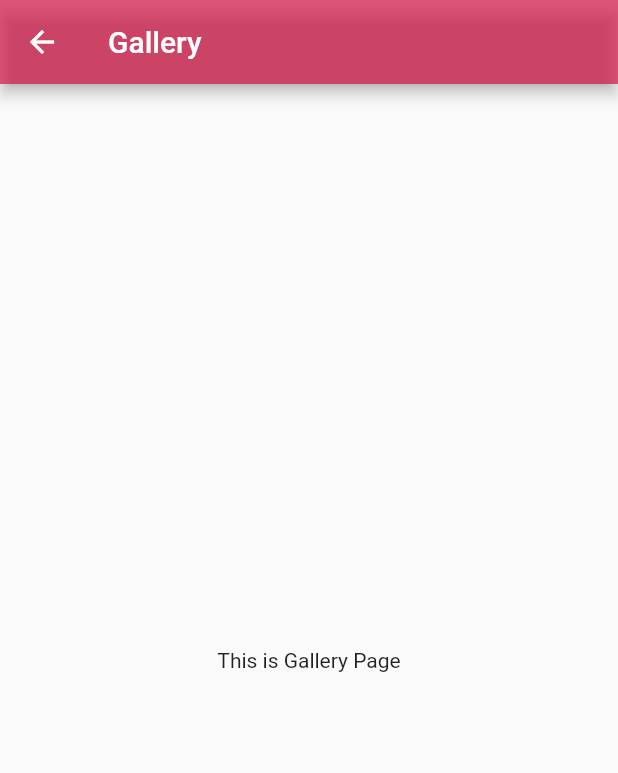
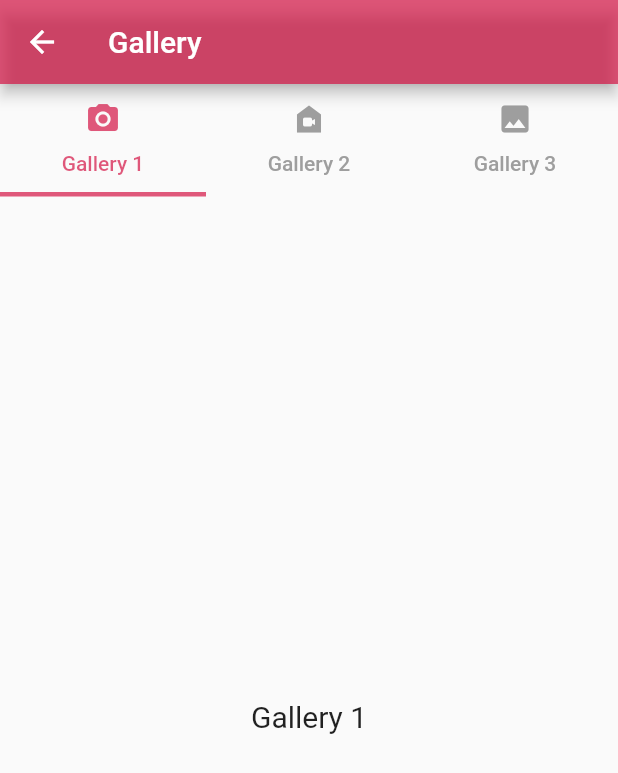
Before and after one commit to yusufrizalh/flutter-bank-bni, a Flutter app: the GalleryPages screen opened directly, on a phone screen of 412 x 824 dp. Shown: the top 773 px of the screen. Run offline on Flutter 3.47's test engine with Material 2 defaults, Android fonts, the phone set to English and light mode, and no system bars; network calls fail.

Commit message:
flutter tabbar

```diff
--- a/lib/pages/gallery_pages.dart
+++ b/lib/pages/gallery_pages.dart
@@ -11,7 +11,8 @@ class GalleryPages extends StatefulWidget {
   State<GalleryPages> createState() => _GalleryPagesState();
 }
 
-class _GalleryPagesState extends State<GalleryPages> {
+class _GalleryPagesState extends State<GalleryPages>
+    with SingleTickerProviderStateMixin {
   // global color
   static const globalColor = Color.fromRGBO(212, 18, 67, 0.7);
 
@@ -22,12 +23,100 @@ class _GalleryPagesState extends State<GalleryPages> {
         title: Text(widget.title),
         backgroundColor: globalColor,
       ),
-      body: Center(
-        child: Column(
-          mainAxisAlignment: MainAxisAlignment.center,
-          children: const [
-            Text("This is Gallery Page"),
-          ],
+      body: SafeArea(
+        child: GestureDetector(
+          onTap: () => FocusScope.of(context).unfocus(),
+          child: Center(
+            child: Column(
+              mainAxisAlignment: MainAxisAlignment.center,
+              children: <Widget>[
+                Expanded(
+                  child: DefaultTabController(
+                    length: 3,
+                    initialIndex: 0,
+                    child: Column(
+                      children: [
+                        const TabBar(
+                          labelColor: globalColor,
+                          unselectedLabelColor: Colors.grey,
+                          indicatorColor: globalColor,
+                          indicatorWeight: 3,
+                          tabs: [
+                            Tab(
+                              text: "Gallery 1",
+                              icon: Icon(
+                                Icons.photo_camera,
+                              ),
+                            ),
+                            Tab(
+                              text: "Gallery 2",
+                              icon: Icon(
+                                Icons.camera_indoor,
+                              ),
+                            ),
+                            Tab(
+                              text: "Gallery 3",
+                              icon: Icon(
+                                Icons.photo,
+                              ),
+                            ),
+                          ],
+                        ),
+                        Expanded(
+                          child: TabBarView(
+                            children: [
+                              SelectionArea(
+                                child: Center(
+                                  child: Column(
+                                    mainAxisAlignment: MainAxisAlignment.center,
+                                    children: const [
+                                      Text(
+                                        "Gallery 1",
+                                        textAlign: TextAlign.center,
+                                        style: TextStyle(fontSize: 20),
+                                      ),
+                                    ],
+                                  ),
+                                ),
+                              ),
+                              SelectionArea(
+                                child: Center(
+                                  child: Column(
+                                    mainAxisAlignment: MainAxisAlignment.center,
+                                    children: const [
+                                      Text(
+                                        "Gallery 2",
+                                        textAlign: TextAlign.center,
+                                        style: TextStyle(fontSize: 20),
+                                      ),
+                                    ],
+                                  ),
+                                ),
+                              ),
+                              SelectionArea(
+                                child: Center(
+                                  child: Column(
+                                    mainAxisAlignment: MainAxisAlignment.center,
+                                    children: const [
+                                      Text(
+                                        "Gallery 3",
+                                        textAlign: TextAlign.center,
+                                        style: TextStyle(fontSize: 20),
+                                      ),
+                                    ],
+                                  ),
+                                ),
+                              ),
+                            ],
+                          ),
+                        ),
+                      ],
+                    ),
+                  ),
+                ),
+              ],
+            ),
+          ),
         ),
       ),
     );
```
